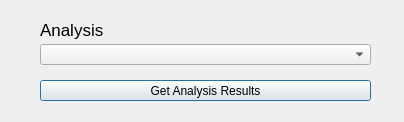
Above: watering_analysis_dialog.ui from Ingeniousware/QGISWaterIng before the change. Below: the same form after it.
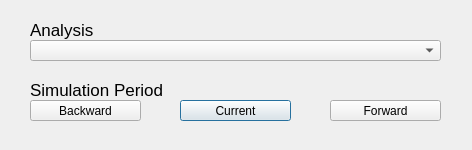
That is the form after the change.

Commit message: backward and forward buttons added

What changed in the file:
```diff
--- a/watering_analysis_dialog.ui
+++ b/watering_analysis_dialog.ui
@@ -6,8 +6,8 @@
    <rect>
     <x>0</x>
     <y>0</y>
-    <width>404</width>
-    <height>122</height>
+    <width>472</width>
+    <height>150</height>
    </rect>
   </property>
   <property name="windowTitle">
@@ -16,9 +16,9 @@
   <widget class="QComboBox" name="analysis_box">
    <property name="geometry">
     <rect>
-     <x>40</x>
-     <y>44</y>
-     <width>331</width>
+     <x>30</x>
+     <y>40</y>
+     <width>411</width>
      <height>21</height>
     </rect>
    </property>
@@ -26,7 +26,7 @@
   <widget class="QLabel" name="projectLabel">
    <property name="geometry">
     <rect>
-     <x>40</x>
+     <x>30</x>
      <y>20</y>
      <width>171</width>
      <height>20</height>
@@ -46,14 +46,60 @@
   <widget class="QPushButton" name="BtGetAnalysisResults">
    <property name="geometry">
     <rect>
-     <x>40</x>
+     <x>180</x>
+     <y>100</y>
+     <width>111</width>
+     <height>21</height>
+    </rect>
+   </property>
+   <property name="text">
+    <string>Current</string>
+   </property>
+  </widget>
+  <widget class="QPushButton" name="BtGetAnalysisResultsBackward">
+   <property name="geometry">
+    <rect>
+     <x>30</x>
+     <y>100</y>
+     <width>111</width>
+     <height>21</height>
+    </rect>
+   </property>
+   <property name="text">
+    <string>Backward</string>
+   </property>
+  </widget>
+  <widget class="QPushButton" name="BtGetAnalysisResultsForward">
+   <property name="geometry">
+    <rect>
+     <x>330</x>
+     <y>100</y>
+     <width>111</width>
+     <height>21</height>
+    </rect>
+   </property>
+   <property name="text">
+    <string>Forward</string>
+   </property>
+  </widget>
+  <widget class="QLabel" name="projectLabel_2">
+   <property name="geometry">
+    <rect>
+     <x>30</x>
      <y>80</y>
-     <width>331</width>
-     <height>21</height>
+     <width>171</width>
+     <height>20</height>
     </rect>
    </property>
+   <property name="font">
+    <font>
+     <pointsize>13</pointsize>
+     <weight>50</weight>
+     <bold>false</bold>
+    </font>
+   </property>
    <property name="text">
-    <string>Get Analysis Results</string>
+    <string>Simulation Period</string>
    </property>
   </widget>
  </widget>
```
Left out of the diff: 2 changed lines with no effect on the pictures. The commit also changes 4 other files.
